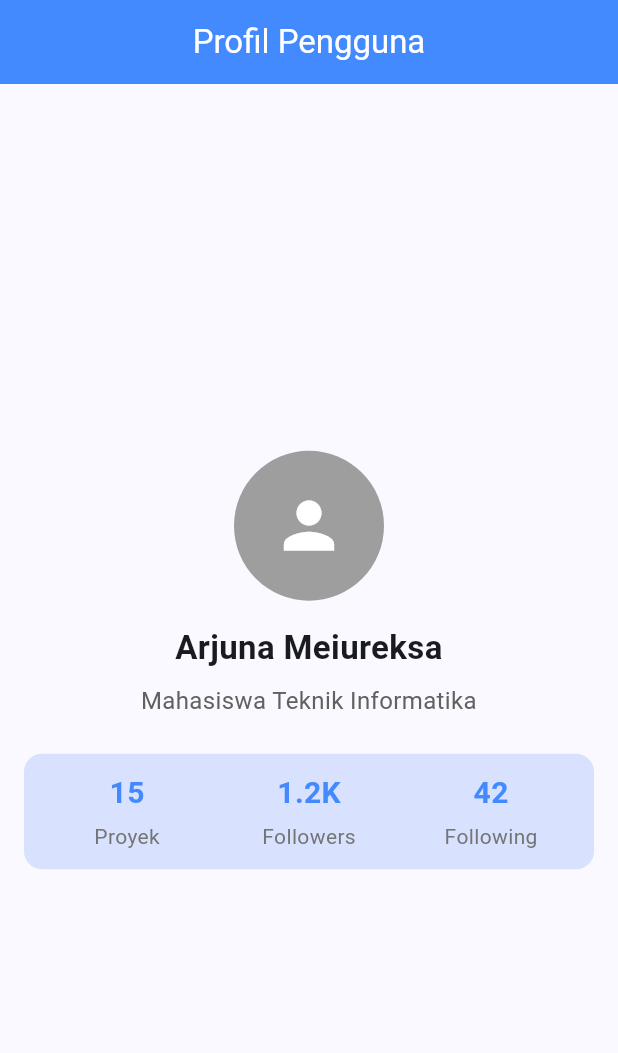
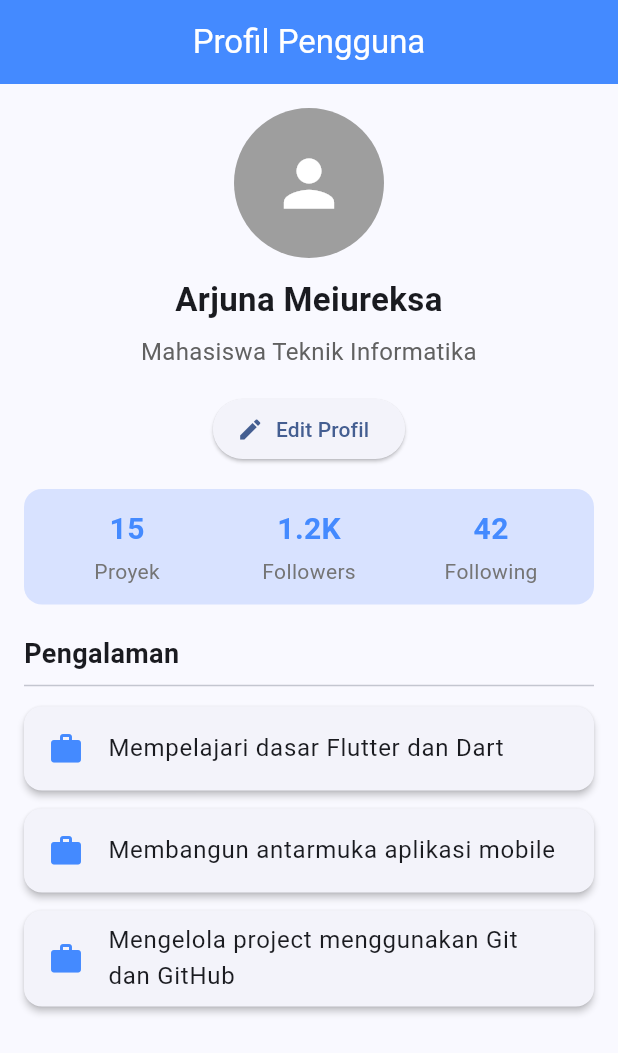
Before and after one commit to iamjonaz/flutter_training4, a Flutter app: the screen it shows after launch, on a phone screen of 412 x 824 dp. Shown: the top 1053 px of the screen. Run offline on Flutter 3.47's test engine with Material 3 defaults, Android fonts, the phone set to English and light mode, and no system bars.

Commit message:
feat: add scrollable experience list using ListView.builder

```diff
--- a/lib/profile_page.dart
+++ b/lib/profile_page.dart
@@ -5,6 +5,12 @@ import 'widgets/profile_stats.dart';
 
 class ProfilePage extends StatelessWidget {
   const ProfilePage({super.key});
+
+  static const List<String> experiences = [
+    'Mempelajari dasar Flutter dan Dart',
+    'Membangun antarmuka aplikasi mobile',
+    'Mengelola project menggunakan Git dan GitHub',
+  ];
 
   @override
   Widget build(BuildContext context) {
@@ -17,18 +23,45 @@ class ProfilePage extends StatelessWidget {
       ),
       body: Padding(
         padding: const EdgeInsets.all(16),
-        child: Center(
-          child: Column(
-            mainAxisAlignment: MainAxisAlignment.center,
-            mainAxisSize: MainAxisSize.min,
-            children: const [
-              ProfileAvatar(),
-              SizedBox(height: 16),
-              ProfileInfo(name: 'Arjuna Meiureksa', role: 'Mahasiswa Teknik Informatika'),
-              SizedBox(height: 24),
-              ProfileStats(),
-            ],
-          ),
+        child: Column(
+          children: [
+            const ProfileAvatar(),
+            const SizedBox(height: 12),
+            const ProfileInfo(name: 'Arjuna Meiureksa', role: 'Mahasiswa Teknik Informatika'),
+            const SizedBox(height: 16),
+            ElevatedButton.icon(
+              onPressed: () {
+                ScaffoldMessenger.of(context).showSnackBar(
+                  const SnackBar(content: Text('Fitur edit belum aktif.')),
+                );
+              },
+              icon: const Icon(Icons.edit),
+              label: const Text('Edit Profil'),
+            ),
+            const SizedBox(height: 16),
+            const ProfileStats(),
+            const SizedBox(height: 20),
+            const Align(
+              alignment: Alignment.centerLeft,
+              child: Text('Pengalaman', style: TextStyle(fontSize: 18, fontWeight: FontWeight.bold)),
+            ),
+            const Divider(),
+            Expanded(
+              child: ListView.builder(
+                itemCount: experiences.length,
+                itemBuilder: (context, index) {
+                  return Card(
+                    elevation: 2,
+                    margin: const EdgeInsets.symmetric(vertical: 6),
+                    child: ListTile(
+                      leading: const Icon(Icons.work, color: Colors.blueAccent),
+                      title: Text(experiences[index]),
+                    ),
+                  );
+                },
+              ),
+            ),
+          ],
         ),
       ),
     );
```
